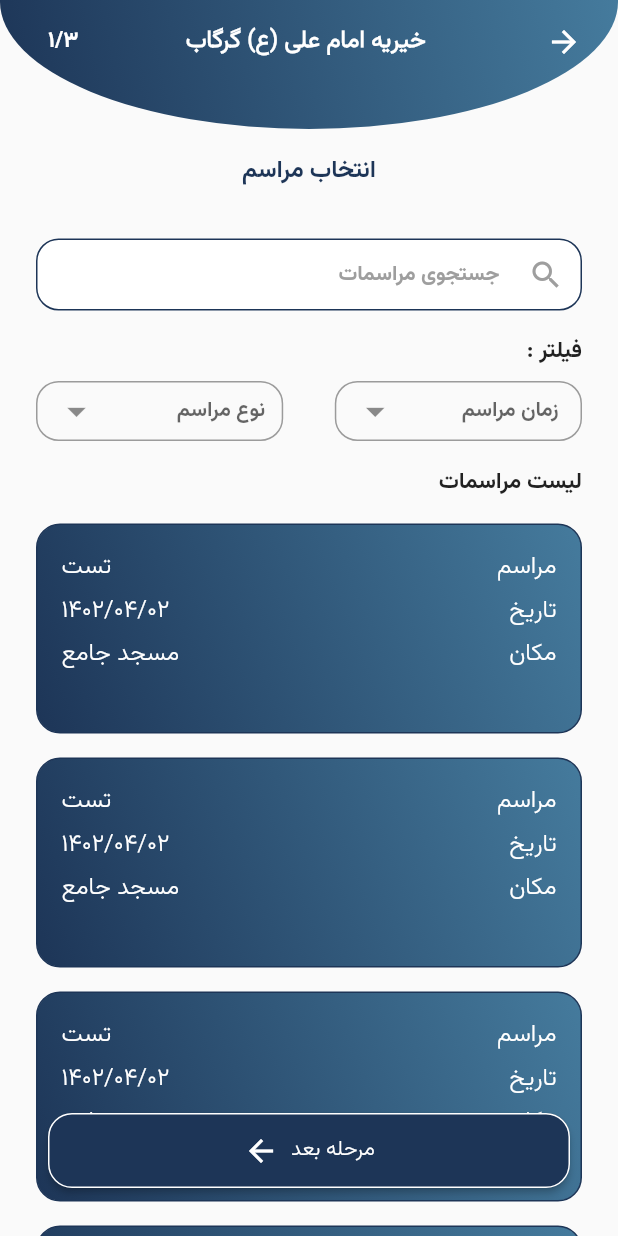
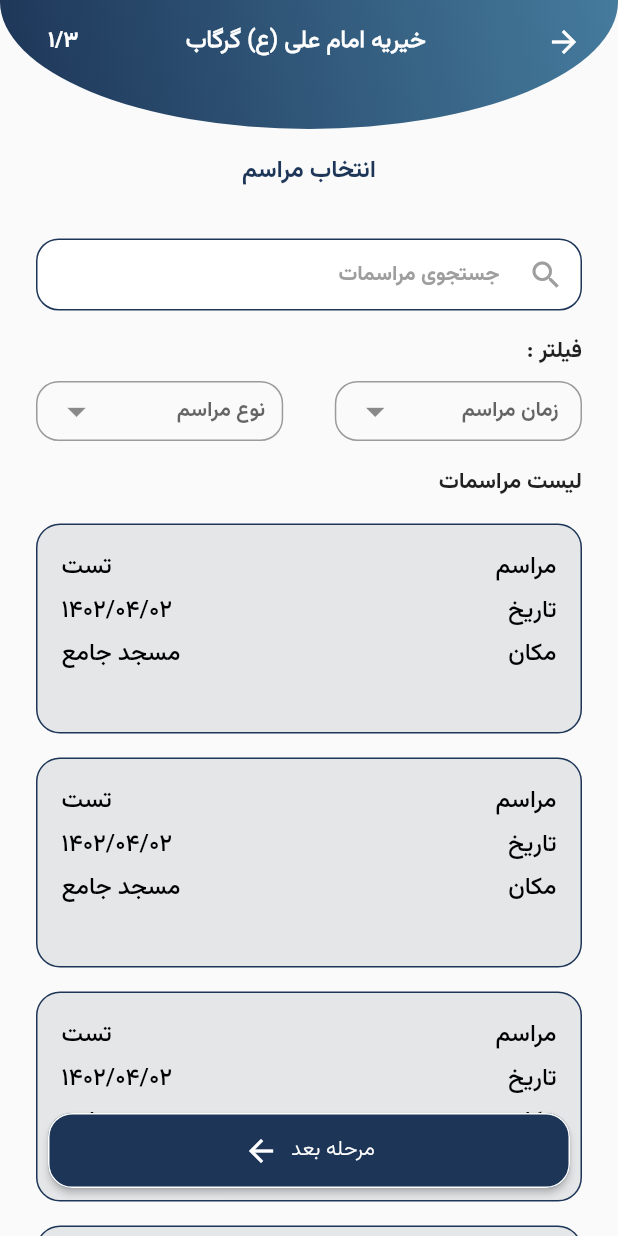
Before and after one commit to MJbidram/charity, a Flutter app: the screen it shows after launch, on a phone screen of 412 x 824 dp. Run offline on Flutter 3.47's test engine with Material 2 defaults, Android fonts, the phone set to English and light mode, and no system bars; our stand-ins replace awesome_dialog, cached_network_image, carousel_slider, dartz, dio, dropdown_button2 and 13 more; missing offline and left inert: dart:ffi, data_connection_checker_nulls, digit_to_persian_word, persian_number_utility, pushpole; accounts and stored records are empty.

Commit message:
change selection UI

```diff
--- a/lib/screens/pages/wreath_screens/choose_event_screen.dart
+++ b/lib/screens/pages/wreath_screens/choose_event_screen.dart
@@ -13,7 +13,7 @@ class ChooseEventScreen extends StatefulWidget {
 }
 
 class _ChooseEventScreenState extends State<ChooseEventScreen> {
-  int? _ItemSelectedIndex;
+  int? _itemSelectedIndex;
 
   final List<String> month = [
     'همه',
@@ -78,7 +78,7 @@ class _ChooseEventScreenState extends State<ChooseEventScreen> {
                       return GestureDetector(
                           onTap: () {
                             setState(() {
-                              _ItemSelectedIndex = index;
+                              _itemSelectedIndex = index;
                             });
                           },
                           child: _getEventList(context, index));
@@ -140,32 +140,36 @@ class _ChooseEventScreenState extends State<ChooseEventScreen> {
         height: 140.0,
         width: MediaQuery.of(context).size.width,
         decoration: BoxDecoration(
-            borderRadius: BorderRadius.circular(16.0),
-            border: Border.all(
-              width: _ItemSelectedIndex == index ? 3 : 1,
-              color: _ItemSelectedIndex == index ? Colors.blueAccent : blueDark,
-            ),
-            gradient: blueGradient),
+          borderRadius: BorderRadius.circular(16.0),
+          border: Border.all(
+            width: _itemSelectedIndex == index ? 3 : 1,
+            color: _itemSelectedIndex == index ? Colors.blueAccent : blueDark,
+          ),
+          gradient: _itemSelectedIndex == index ? blueGradient : null,
+          color: Color.fromARGB(255, 228, 230, 232),
+        ),
         child: Container(
           padding: const EdgeInsets.all(16),
           // margin: const EdgeInsets.all(1),
-          decoration: _ItemSelectedIndex == index
+          decoration: _itemSelectedIndex == index
               ? BoxDecoration(
                   borderRadius: BorderRadius.circular(14),
                   border: Border.all(width: 2, color: white),
                 )
-              : BoxDecoration(),
+              : const BoxDecoration(),
           child: Column(children: [
             Row(
               children: [
                 Text(
                   'مراسم',
-                  style: Theme.of(context).textTheme.headline3,
+                  style: Theme.of(context).textTheme.headline2!.copyWith(
+                      color: _itemSelectedIndex == index ? white : black),
                 ),
                 const Spacer(),
                 Text(
                   'تست',
-                  style: Theme.of(context).textTheme.headline3,
+                  style: Theme.of(context).textTheme.headline2!.copyWith(
+                      color: _itemSelectedIndex == index ? white : black),
                 ),
               ],
             ),
@@ -176,12 +180,14 @@ class _ChooseEventScreenState extends State<ChooseEventScreen> {
               children: [
                 Text(
                   'تاریخ',
-                  style: Theme.of(context).textTheme.headline3,
+                  style: Theme.of(context).textTheme.headline2!.copyWith(
+                      color: _itemSelectedIndex == index ? white : black),
                 ),
                 const Spacer(),
                 Text(
                   '۱۴۰۲/۰۴/۰۲',
-                  style: Theme.of(context).textTheme.headline3,
+                  style: Theme.of(context).textTheme.headline2!.copyWith(
+                      color: _itemSelectedIndex == index ? white : black),
                 ),
               ],
             ),
@@ -192,12 +198,14 @@ class _ChooseEventScreenState extends State<ChooseEventScreen> {
               children: [
                 Text(
                   'مکان',
-                  style: Theme.of(context).textTheme.headline3,
+                  style: Theme.of(context).textTheme.headline2!.copyWith(
+                      color: _itemSelectedIndex == index ? white : black),
                 ),
                 const Spacer(),
                 Text(
                   'مسجد جامع',
-                  style: Theme.of(context).textTheme.headline3,
+                  style: Theme.of(context).textTheme.headline2!.copyWith(
+                      color: _itemSelectedIndex == index ? white : black),
                 ),
               ],
             ),
```
